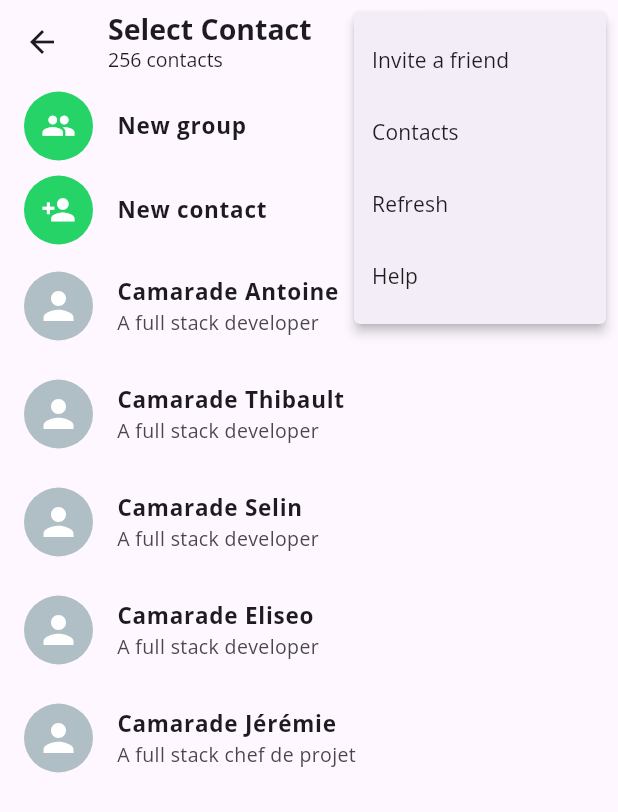
After one commit to d-perreaux/clone_whatsapp, a Flutter app: the SelectContact screen opened directly, after a tap on the "more vert" icon, on a phone screen of 412 x 824 dp. The commit adds this screen. Shown: the top 812 px of the screen. Run offline on Flutter 3.47's test engine with Material 3 defaults, Android fonts, the phone set to English and light mode, and no system bars; our stand-ins replace flutter_svg.

Commit message:
feat(contacts): add contact list

```diff
--- /dev/null
+++ b/lib/CustomUI/ButtonCard.dart
@@ -0,0 +1,32 @@
+import 'package:chatapp/Model/ContactModel.dart';
+import 'package:flutter/material.dart';
+import 'package:flutter_svg/flutter_svg.dart';
+
+class ButtonCard extends StatelessWidget {
+  const ButtonCard({ Key? key, required this.name, required this.icon}) :super(key : key);
+  final String name;
+  final IconData icon;
+
+  @override
+  Widget build(BuildContext context) {
+    return InkWell(
+      onTap: () {},
+      child: ListTile(
+        leading: CircleAvatar(
+          radius: 23,
+          child: Icon(icon,
+          size: 23,
+          color: Colors.white,),
+          backgroundColor: Color(0XFF25D366),
+        ),
+        title: Text(
+          name,
+          style: TextStyle(
+            fontSize: 15,
+            fontWeight: FontWeight.bold,
+          ),
+        ),
+      ),
+    );
+  }
+}
--- /dev/null
+++ b/lib/CustomUI/ContactCard.dart
@@ -0,0 +1,41 @@
+import 'package:chatapp/Model/ContactModel.dart';
+import 'package:flutter/material.dart';
+import 'package:flutter_svg/flutter_svg.dart';
+
+class ContactCard extends StatelessWidget {
+  const ContactCard({ Key? key, required this.contact}) :super(key : key);
+  final ContactModel contact;
+
+  @override
+  Widget build(BuildContext context) {
+    return InkWell(
+      onTap: () {},
+      child: ListTile(
+        leading: CircleAvatar(
+          radius: 23,
+          child: SvgPicture.asset(
+            "assets/person.svg",
+            color: Colors.white,
+            height: 30,
+            width: 30,
+          ),
+          backgroundColor: Colors.blueGrey[200],
+        ),
+        title: Text(
+          contact.name,
+          style: TextStyle(
+            fontSize: 15,
+            fontWeight: FontWeight.bold,
+          ),
+        ),
+        subtitle: Text(
+          contact.status,
+          style: TextStyle(
+            fontSize: 13,
+
+          ),
+        ),
+      ),
+    );
+  }
+}
--- a/lib/Model/ChatModel.dart
+++ b/lib/Model/ChatModel.dart
@@ -10,6 +10,6 @@ class ChatModel {
     required this.icon,
     required this.isGroup,
     required this.time,
-    required this.currentMessage
+    required this.currentMessage,
   });
 }
--- /dev/null
+++ b/lib/Model/ContactModel.dart
@@ -0,0 +1,9 @@
+class ContactModel {
+  String name;
+  String status;
+
+  ContactModel({
+    required this.name,
+    required this.status
+  });
+}
--- a/lib/Pages/ChatPages.dart
+++ b/lib/Pages/ChatPages.dart
@@ -1,4 +1,5 @@
 import 'package:chatapp/CustomUI/CustomCard.dart';
+import 'package:chatapp/Screens/SelectContact.dart';
 import 'package:flutter/material.dart';
 import 'package:chatapp/Model/ChatModel.dart';
 
@@ -52,7 +53,9 @@ import 'package:chatapp/Model/ChatModel.dart';
       Widget build(BuildContext context) {
         return Scaffold(
           floatingActionButton: FloatingActionButton(
-            onPressed: () {},
+            onPressed: () {
+              Navigator.push(context, MaterialPageRoute(builder: (builder) => SelectContact()));
+            },
             child: Icon(Icons.chat),
           ),
           body:ListView.builder(
--- /dev/null
+++ b/lib/Screens/SelectContact.dart
@@ -0,0 +1,78 @@
+import 'package:chatapp/CustomUI/ButtonCard.dart';
+import 'package:chatapp/CustomUI/ContactCard.dart';
+import 'package:chatapp/Model/ContactModel.dart';
+import 'package:flutter/material.dart';
+
+class SelectContact extends StatefulWidget {
+  const SelectContact({super.key});
+
+  @override
+  State<SelectContact> createState() => _SelectContactState();
+}
+
+class _SelectContactState extends State<SelectContact> {
+  @override
+  Widget build(BuildContext context) {
+
+    List<ContactModel> contacts = [
+      ContactModel(name: "Camarade Antoine", status: "A full stack developer"),
+      ContactModel(name: "Camarade Thibault", status: "A full stack developer"),
+      ContactModel(name: "Camarade Selin", status: "A full stack developer"),
+      ContactModel(name: "Camarade Eliseo", status: "A full stack developer"),
+      ContactModel(name: "Camarade Jérémie", status: "A full stack chef de projet"),
+    ];
+
+    return Scaffold(
+      appBar: AppBar(
+        title: Column(
+          mainAxisAlignment: MainAxisAlignment.start,
+          crossAxisAlignment: CrossAxisAlignment.start,
+          children: [
+            Text(
+                "Select Contact",
+                style: TextStyle(
+                    fontWeight: FontWeight.bold,
+                    fontSize: 19),
+            ),
+            Text(
+              "256 contacts",
+              style: TextStyle(
+                  fontSize: 13),
+            ),
+          ],
+        ),
+        actions: [
+          IconButton(onPressed: () {}, icon: Icon(Icons.search, size: 26)),
+          PopupMenuButton<String>(
+            onSelected: (value) {
+              print(value);
+            },
+            itemBuilder: (BuildContext context) {
+              return [
+                PopupMenuItem(child: Text("Invite a friend"), value: "Invite a friend", ),
+                PopupMenuItem(child: Text("Contacts"), value: "Contacts", ),
+                PopupMenuItem(child: Text("Refresh"), value: "Refresh", ),
+                PopupMenuItem(child: Text("Help"), value: "Help", ),
+              ];
+            },
+          )
+        ],
+      ),
+      body: ListView.builder(
+          itemCount: contacts.length + 2 ,
+          itemBuilder: (context, index) {
+            if (index == 0) {
+              return ButtonCard(icon: Icons.group, name: "New group");
+            }
+            else if (index == 1) {
+              return ButtonCard(icon: Icons.person_add, name: "New contact");
+            }
+            else {
+              return ContactCard(
+                contact: contacts[index - 2],
+              );
+            }
+          })
+    );
+  }
+}
```
